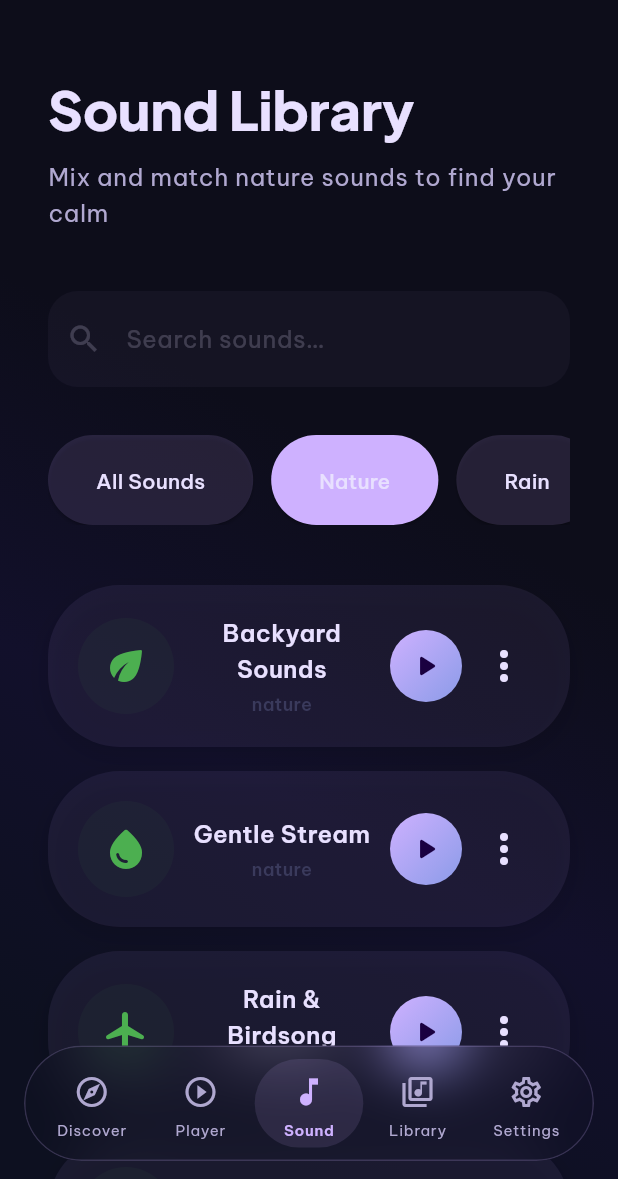
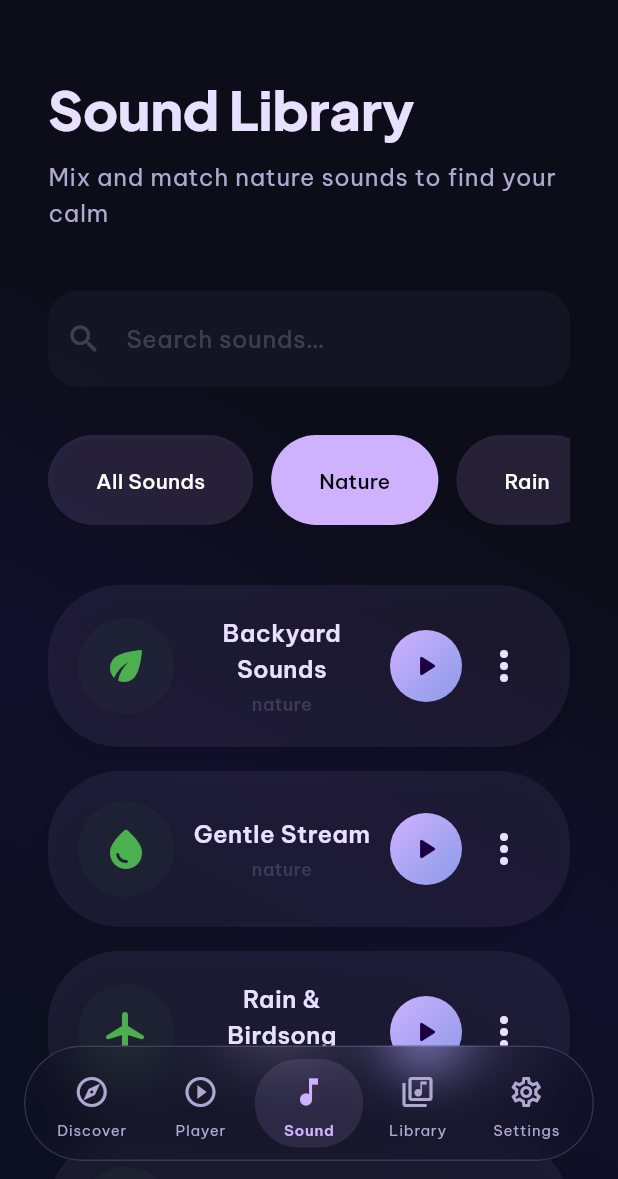
Before and after one commit to nguyenthisc1/lull, a Flutter app: the SoundScreen screen opened by its route, after a tap on "Nature", on a phone screen of 412 x 824 dp, the part 57-1236 px from its top. Run offline on Flutter 3.47's test engine with Material 3 defaults, Android fonts, the phone set to English and light mode, and no system bars; our stand-ins replace equatable, flutter_riverpod, go_router, google_fonts, just_audio, shared_preferences; accounts and stored records are empty.

Commit message:
update selected color sound category

```diff
--- a/lib/views/sound/widgets/sound_category.dart
+++ b/lib/views/sound/widgets/sound_category.dart
@@ -61,7 +61,11 @@ class SoundCategoryWidget extends ConsumerWidget {
                 ),
                 child: Text(
                   l10n.soundCategoryAll,
-                  style: AppTypography.labelLarge,
+                  style: AppTypography.labelLarge.copyWith(
+                    color: selectedCategory == null
+                        ? Colors.black
+                        : Colors.white,
+                  ),
                 ),
               ),
               const SizedBox(width: DesignTokens.spacing3),
@@ -97,7 +101,9 @@ class SoundCategoryWidget extends ConsumerWidget {
                     ),
                     child: Text(
                       categoryLabel(category, l10n),
-                      style: AppTypography.labelLarge,
+                      style: AppTypography.labelLarge.copyWith(
+                        color: isSelected ? Colors.black : Colors.white,
+                      ),
                     ),
                   ),
                 );
```
